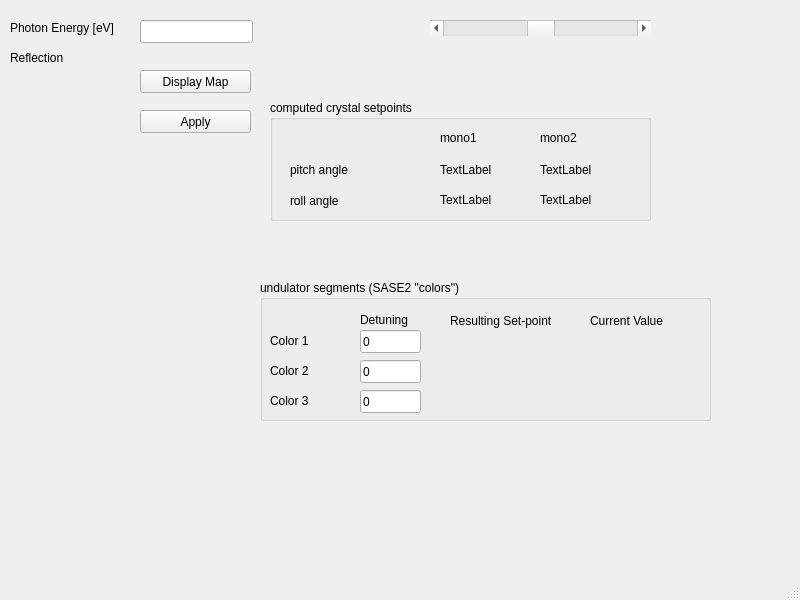
Above: hxrss_main_window.ui from marcguetg/hxrss before the change. Below: the same form after it.
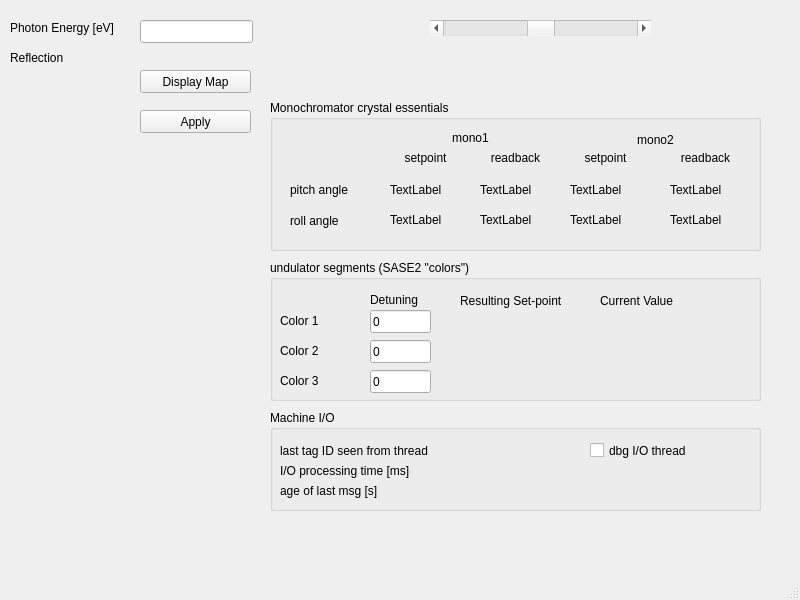
That is the form after the change.

Patch:
```diff
--- a/hxrss_main_window.ui
+++ b/hxrss_main_window.ui
@@ -68,45 +68,51 @@
      <rect>
       <x>270</x>
       <y>100</y>
-      <width>381</width>
-      <height>121</height>
+      <width>491</width>
+      <height>151</height>
      </rect>
     </property>
     <property name="title">
-     <string>computed crystal setpoints</string>
+     <string>Monochromator crystal essentials</string>
     </property>
     <widget class="QLabel" name="label_3">
      <property name="geometry">
       <rect>
-       <x>270</x>
+       <x>310</x>
        <y>30</y>
-       <width>91</width>
-       <height>16</height>
+       <width>151</width>
+       <height>20</height>
       </rect>
      </property>
      <property name="text">
       <string>mono2</string>
      </property>
+     <property name="alignment">
+      <set>Qt::AlignCenter</set>
+     </property>
     </widget>
     <widget class="QLabel" name="label_4">
      <property name="geometry">
       <rect>
-       <x>170</x>
+       <x>130</x>
        <y>30</y>
-       <width>57</width>
-       <height>15</height>
+       <width>141</width>
+       <height>16</height>
       </rect>
      </property>
      <property name="text">
       <string>mono1</string>
      </property>
+     <property name="alignment">
+      <set>Qt::AlignCenter</set>
+     </property>
     </widget>
     <widget class="QLabel" name="mono2_pitch_display">
      <property name="geometry">
       <rect>
-       <x>270</x>
-       <y>60</y>
-       <width>91</width>
+       <x>300</x>
+       <y>80</y>
+       <width>81</width>
        <height>20</height>
       </rect>
      </property>
@@ -117,9 +123,9 @@
     <widget class="QLabel" name="mono2_roll_display">
      <property name="geometry">
       <rect>
-       <x>270</x>
-       <y>90</y>
-       <width>91</width>
+       <x>300</x>
+       <y>110</y>
+       <width>81</width>
        <height>20</height>
       </rect>
      </property>
@@ -131,7 +137,7 @@
      <property name="geometry">
       <rect>
        <x>20</x>
-       <y>60</y>
+       <y>80</y>
        <width>91</width>
        <height>20</height>
       </rect>
@@ -144,7 +150,7 @@
      <property name="geometry">
       <rect>
        <x>20</x>
-       <y>90</y>
+       <y>110</y>
        <width>91</width>
        <height>21</height>
       </rect>
@@ -156,9 +162,9 @@
     <widget class="QLabel" name="mono1_pitch_display">
      <property name="geometry">
       <rect>
-       <x>170</x>
-       <y>60</y>
-       <width>91</width>
+       <x>120</x>
+       <y>80</y>
+       <width>81</width>
        <height>20</height>
       </rect>
      </property>
@@ -169,9 +175,9 @@
     <widget class="QLabel" name="mono1_roll_display">
      <property name="geometry">
       <rect>
-       <x>170</x>
-       <y>90</y>
-       <width>91</width>
+       <x>120</x>
+       <y>110</y>
+       <width>81</width>
        <height>20</height>
       </rect>
      </property>
@@ -179,6 +185,122 @@
       <string>TextLabel</string>
      </property>
     </widget>
+    <widget class="QLabel" name="mono2_pitch_rb_display">
+     <property name="geometry">
+      <rect>
+       <x>400</x>
+       <y>80</y>
+       <width>81</width>
+       <height>20</height>
+      </rect>
+     </property>
+     <property name="text">
+      <string>TextLabel</string>
+     </property>
+    </widget>
+    <widget class="QLabel" name="mono2_roll_rb_display">
+     <property name="geometry">
+      <rect>
+       <x>400</x>
+       <y>110</y>
+       <width>81</width>
+       <height>20</height>
+      </rect>
+     </property>
+     <property name="text">
+      <string>TextLabel</string>
+     </property>
+    </widget>
+    <widget class="QLabel" name="mono1_pitch_rb_display">
+     <property name="geometry">
+      <rect>
+       <x>210</x>
+       <y>80</y>
+       <width>81</width>
+       <height>20</height>
+      </rect>
+     </property>
+     <property name="text">
+      <string>TextLabel</string>
+     </property>
+    </widget>
+    <widget class="QLabel" name="mono1_roll_rb_display">
+     <property name="geometry">
+      <rect>
+       <x>210</x>
+       <y>110</y>
+       <width>81</width>
+       <height>20</height>
+      </rect>
+     </property>
+     <property name="text">
+      <string>TextLabel</string>
+     </property>
+    </widget>
+    <widget class="QLabel" name="label_7">
+     <property name="geometry">
+      <rect>
+       <x>120</x>
+       <y>50</y>
+       <width>71</width>
+       <height>16</height>
+      </rect>
+     </property>
+     <property name="text">
+      <string>setpoint</string>
+     </property>
+     <property name="alignment">
+      <set>Qt::AlignCenter</set>
+     </property>
+    </widget>
+    <widget class="QLabel" name="label_8">
+     <property name="geometry">
+      <rect>
+       <x>300</x>
+       <y>50</y>
+       <width>71</width>
+       <height>16</height>
+      </rect>
+     </property>
+     <property name="text">
+      <string>setpoint</string>
+     </property>
+     <property name="alignment">
+      <set>Qt::AlignCenter</set>
+     </property>
+    </widget>
+    <widget class="QLabel" name="label_13">
+     <property name="geometry">
+      <rect>
+       <x>210</x>
+       <y>50</y>
+       <width>71</width>
+       <height>16</height>
+      </rect>
+     </property>
+     <property name="text">
+      <string>readback</string>
+     </property>
+     <property name="alignment">
+      <set>Qt::AlignCenter</set>
+     </property>
+    </widget>
+    <widget class="QLabel" name="label_14">
+     <property name="geometry">
+      <rect>
+       <x>400</x>
+       <y>50</y>
+       <width>71</width>
+       <height>16</height>
+      </rect>
+     </property>
+     <property name="text">
+      <string>readback</string>
+     </property>
+     <property name="alignment">
+      <set>Qt::AlignCenter</set>
+     </property>
+    </widget>
    </widget>
    <widget class="QLabel" name="reflection_display">
     <property name="geometry">
@@ -215,9 +337,9 @@
    <widget class="QGroupBox" name="groupBox_2">
     <property name="geometry">
      <rect>
-      <x>260</x>
-      <y>280</y>
-      <width>451</width>
+      <x>270</x>
+      <y>260</y>
+      <width>491</width>
       <height>141</height>
      </rect>
     </property>
@@ -433,6 +555,119 @@
      <string>Apply</string>
     </property>
    </widget>
+   <widget class="QGroupBox" name="groupBox_3">
+    <property name="geometry">
+     <rect>
+      <x>270</x>
+      <y>410</y>
+      <width>491</width>
+      <height>101</height>
+     </rect>
+    </property>
+    <property name="title">
+     <string>Machine I/O</string>
+    </property>
+    <widget class="QLabel" name="label_19">
+     <property name="geometry">
+      <rect>
+       <x>10</x>
+       <y>50</y>
+       <width>191</width>
+       <height>21</height>
+      </rect>
+     </property>
+     <property name="text">
+      <string>I/O processing time [ms]</string>
+     </property>
+     <property name="alignment">
+      <set>Qt::AlignLeading|Qt::AlignLeft|Qt::AlignVCenter</set>
+     </property>
+    </widget>
+    <widget class="QLabel" name="label_17">
+     <property name="geometry">
+      <rect>
+       <x>10</x>
+       <y>30</y>
+       <width>191</width>
+       <height>21</height>
+      </rect>
+     </property>
+     <property name="text">
+      <string>last tag ID seen from thread</string>
+     </property>
+     <property name="alignment">
+      <set>Qt::AlignLeading|Qt::AlignLeft|Qt::AlignVCenter</set>
+     </property>
+    </widget>
+    <widget class="QLabel" name="io_processingtime_display">
+     <property name="geometry">
+      <rect>
+       <x>210</x>
+       <y>50</y>
+       <width>91</width>
+       <height>21</height>
+      </rect>
+     </property>
+     <property name="text">
+      <string/>
+     </property>
+    </widget>
+    <widget class="QLabel" name="io_msgtag_display">
+     <property name="geometry">
+      <rect>
+       <x>210</x>
+       <y>30</y>
+       <width>91</width>
+       <height>21</height>
+      </rect>
+     </property>
+     <property name="text">
+      <string/>
+     </property>
+    </widget>
+    <widget class="QLabel" name="io_msgage_display">
+     <property name="geometry">
+      <rect>
+       <x>210</x>
+       <y>70</y>
+       <width>91</width>
+       <height>21</height>
+      </rect>
+     </property>
+     <property name="text">
+      <string/>
+     </property>
+    </widget>
+    <widget class="QLabel" name="label_18">
+     <property name="geometry">
+      <rect>
+       <x>10</x>
+       <y>70</y>
+       <width>191</width>
+       <height>21</height>
+      </rect>
+     </property>
+     <property name="text">
+      <string>age of last msg [s]</string>
+     </property>
+     <property name="alignment">
+      <set>Qt::AlignLeading|Qt::AlignLeft|Qt::AlignVCenter</set>
+     </property>
+    </widget>
+    <widget class="QCheckBox" name="io_threaddbg_checkbox">
+     <property name="geometry">
+      <rect>
+       <x>320</x>
+       <y>30</y>
+       <width>151</width>
+       <height>21</height>
+      </rect>
+     </property>
+     <property name="text">
+      <string>dbg I/O thread</string>
+     </property>
+    </widget>
+   </widget>
   </widget>
   <widget class="QMenuBar" name="menubar">
    <property name="geometry">
```
Left out of the diff: 8 changed lines with no effect on the pictures.
